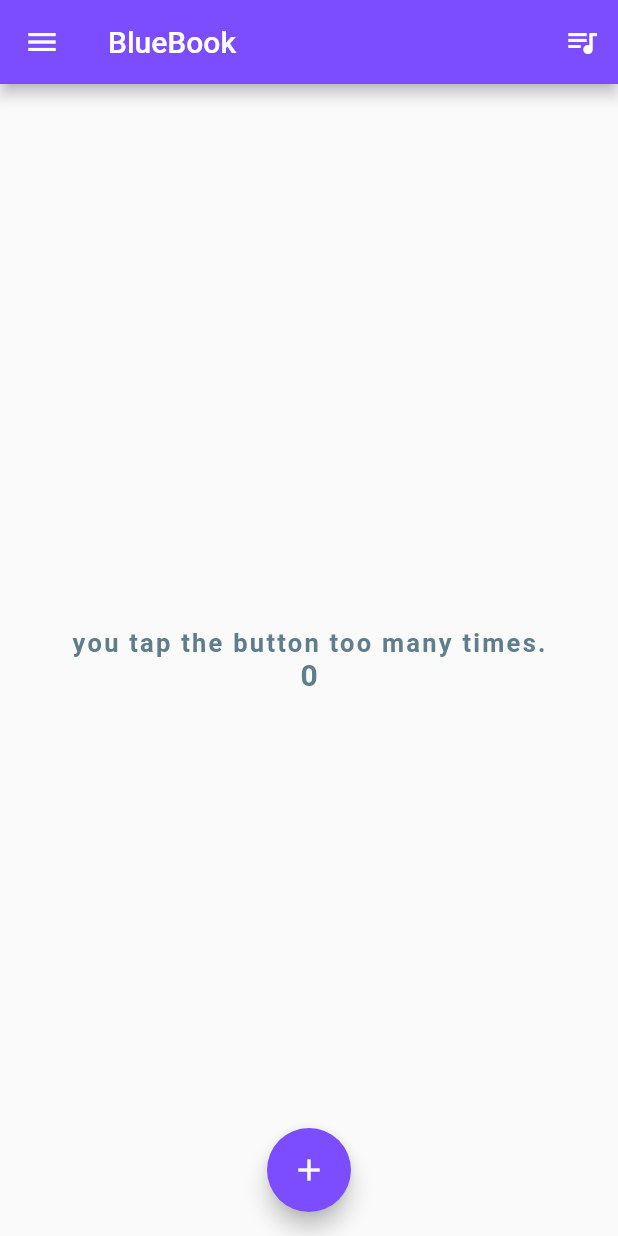
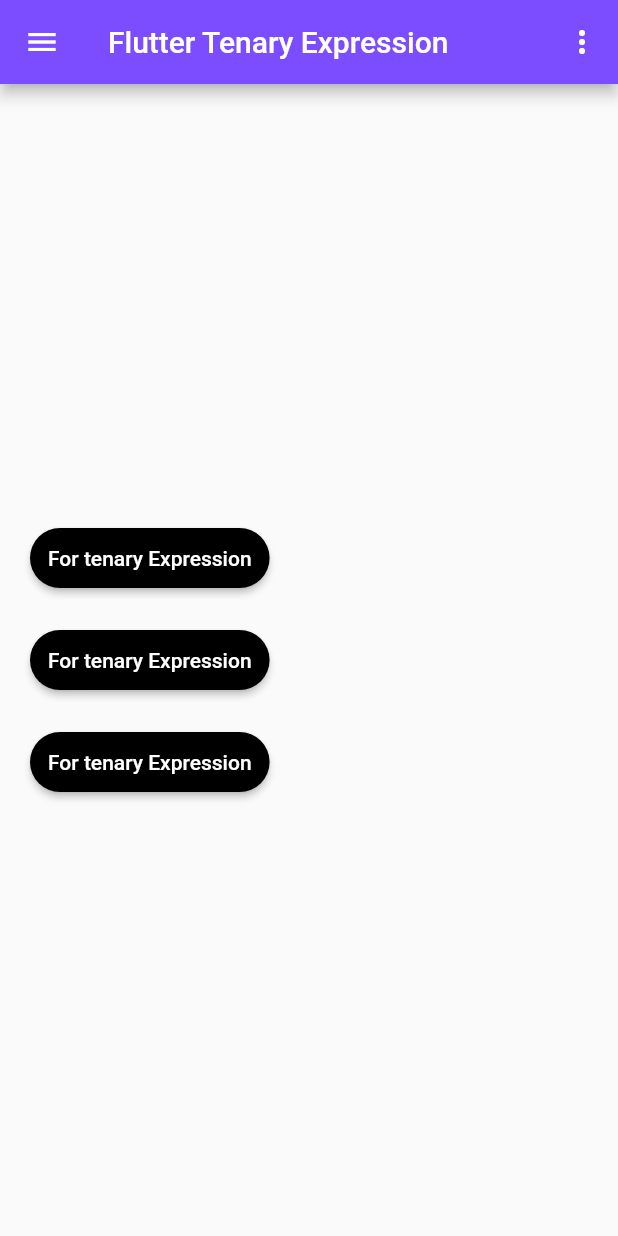
Before and after one commit to sheddy20/project-bluebook, a Flutter app: the screen it shows after launch, on a phone screen of 412 x 824 dp. Run offline on Flutter 3.47's test engine with Material 2 defaults, Android fonts, the phone set to English and light mode, and no system bars.

Commit message:
'changes'

```diff
--- a/lib/main.dart
+++ b/lib/main.dart
@@ -22,22 +22,45 @@ class HomePage extends StatefulWidget {
 }
 
 class _HomePageState extends State<HomePage> {
-  int _count = 0;
+  int a = 20;
 
-  void _incrementCounter() {
-    setState(() {
-      _count = _count + 50;
-    });
+  int b = 30;
+
+  bool c = true;
+
+  String name = 'maxwell';
+
+  void _checkWithCondition() {
+    (a > b) ? print('A is bigger') : print('B is also big');
   }
+
+  void _checkBolean() {
+    c ? print('C is true') : print('C is false');
+  }
+
+  void _checkStringName() {
+    (name == 'Maxwell') ? print('Correct Name') : print('Wrong Name');
+  }
+
+  var _colors = Colors.deepPurpleAccent;
+
+  var _icons = Icons.menu;
+
+  var _icon = Icons.more_vert;
 
   @override
   Widget build(BuildContext context) {
     return Scaffold(
       appBar: AppBar(
-        title: Text('BlueBook'),
+        title: Text('Flutter Tenary Expression'),
+        backgroundColor: _colors,
+        leading: IconButton(
+          icon: Icon(_icons),
+          onPressed: () {},
+        ),
         actions: <Widget>[
           IconButton(
-            icon: Icon(Icons.queue_music),
+            icon: Icon(_icon),
             onPressed: () {},
           ),
         ],
@@ -45,58 +68,49 @@ class _HomePageState extends State<HomePage> {
       body: Column(
         mainAxisAlignment: MainAxisAlignment.center,
         children: <Widget>[
-          Center(
-            child: Text(
-              'you tap the button too many times.',
-              style: TextStyle(
-                fontSize: 17.0,
-                fontWeight: FontWeight.bold,
-                letterSpacing: 1.5,
-                color: Colors.blueGrey,
+          Container(
+            margin: EdgeInsets.fromLTRB(20, 0, 20, 0),
+            child: RaisedButton(
+              onPressed: _checkWithCondition,
+              shape: RoundedRectangleBorder(
+                borderRadius: BorderRadius.circular(50.0),
               ),
+              child: Text('For tenary Expression'),
+              textColor: Colors.white,
+              color: Colors.black,
+              padding: EdgeInsets.fromLTRB(12, 12, 12, 12),
             ),
           ),
-          Text(
-            '$_count',
-            style: TextStyle(
-              color: Colors.blueGrey,
-              fontSize: 20.0,
-              fontWeight: FontWeight.bold,
+          SizedBox(height: 20.0),
+          Container(
+            margin: EdgeInsets.fromLTRB(20, 0, 20, 0),
+            child: RaisedButton(
+              onPressed: _checkBolean,
+              shape: RoundedRectangleBorder(
+                borderRadius: BorderRadius.circular(50.0),
+              ),
+              child: Text('For tenary Expression'),
+              textColor: Colors.white,
+              color: Colors.black,
+              padding: EdgeInsets.fromLTRB(12, 12, 12, 12),
+            ),
+          ),
+          SizedBox(height: 20.0),
+          Container(
+            margin: EdgeInsets.fromLTRB(20, 0, 20, 0),
+            child: RaisedButton(
+              onPressed: _checkStringName,
+              shape: RoundedRectangleBorder(
+                borderRadius: BorderRadius.circular(50.0),
+              ),
+              child: Text('For tenary Expression'),
+              textColor: Colors.white,
+              color: Colors.black,
+              padding: EdgeInsets.fromLTRB(12, 12, 12, 12),
             ),
           ),
         ],
       ),
-      floatingActionButtonLocation: FloatingActionButtonLocation.centerFloat,
-      floatingActionButton: FloatingActionButton(
-        onPressed: _incrementCounter,
-        child: Icon(Icons.add),
-        backgroundColor: Colors.deepPurpleAccent,
-        tooltip: 'Tap',
-        shape: RoundedRectangleBorder(
-          borderRadius: BorderRadius.circular(50.5),
-        ),
-      ),
-      drawer: Drawer(
-        child: ListView(
-          padding: EdgeInsets.all(0),
-          children: <Widget>[
-            UserAccountsDrawerHeader(
-              accountEmail: Text('Ejeh Shedrack Abel'),
-              accountName: Text('Shedrack Nicholas'),
-              decoration: BoxDecoration(
-                color: Colors.deepPurpleAccent,
-              ),
-            ),
-            ListTile(
-              title: Text('Account'),
-              leading: Icon(Icons.account_box),
-              onTap: () {},
-              trailing: Icon(Icons.more_vert),
-              subtitle: Text('Delete Account'),
-            ),
-          ],
-        ),
-      ),
     );
   }
 }
```
